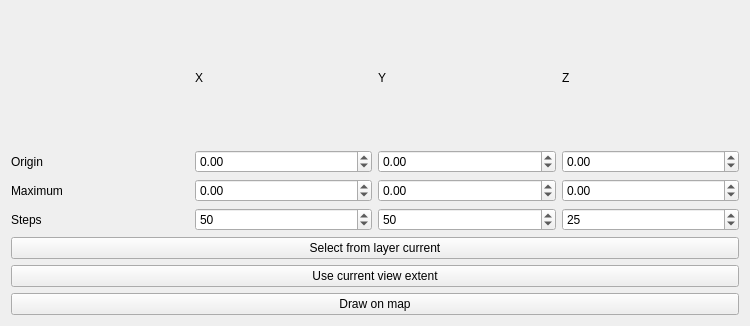
Before: the Qt Designer form loopstructural/gui/modelling/model_definition/bounding_box.ui in Loop3D/plugin_loopstructural, drawn with Qt 5.
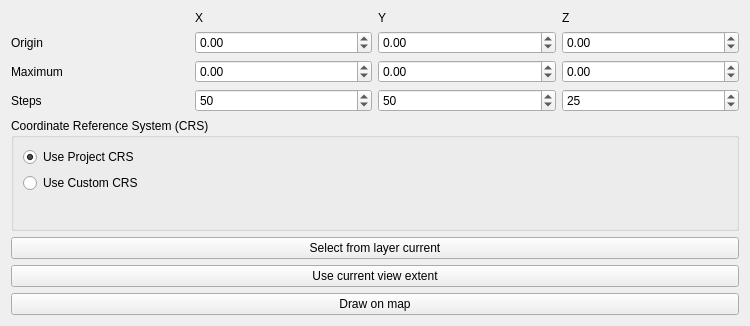
After: the same form once the commit is applied. Custom widgets are drawn as their Qt base class.

Commit message: Add model CRS storage, validation, and UI controls

```diff
--- a/loopstructural/gui/modelling/model_definition/bounding_box.ui
+++ b/loopstructural/gui/modelling/model_definition/bounding_box.ui
@@ -162,6 +162,52 @@
      </item>
     </layout>
    </item>
+   <item>
+    <widget class="QGroupBox" name="crsGroupBox">
+     <property name="title">
+      <string>Coordinate Reference System (CRS)</string>
+     </property>
+     <layout class="QVBoxLayout" name="crsVerticalLayout">
+      <item>
+       <widget class="QRadioButton" name="useProjectCrsRadioButton">
+        <property name="text">
+         <string>Use Project CRS</string>
+        </property>
+        <property name="checked">
+         <bool>true</bool>
+        </property>
+       </widget>
+      </item>
+      <item>
+       <widget class="QRadioButton" name="useCustomCrsRadioButton">
+        <property name="text">
+         <string>Use Custom CRS</string>
+        </property>
+       </widget>
+      </item>
+      <item>
+       <widget class="QgsProjectionSelectionWidget" name="crsSelector">
+        <property name="enabled">
+         <bool>false</bool>
+        </property>
+       </widget>
+      </item>
+      <item>
+       <widget class="QLabel" name="crsWarningLabel">
+        <property name="text">
+         <string/>
+        </property>
+        <property name="wordWrap">
+         <bool>true</bool>
+        </property>
+        <property name="styleSheet">
+         <string>color: red; font-weight: bold;</string>
+        </property>
+       </widget>
+      </item>
+     </layout>
+    </widget>
+   </item>
    <item>
     <widget class="QPushButton" name="selectFromCurrentLayerButton">
      <property name="text">
@@ -185,6 +231,13 @@
    </item>
   </layout>
  </widget>
+ <customwidgets>
+  <customwidget>
+   <class>QgsProjectionSelectionWidget</class>
+   <extends>QWidget</extends>
+   <header>qgis.gui</header>
+  </customwidget>
+ </customwidgets>
  <resources/>
  <connections/>
 </ui>
```
The commit also changes 4 other files.
